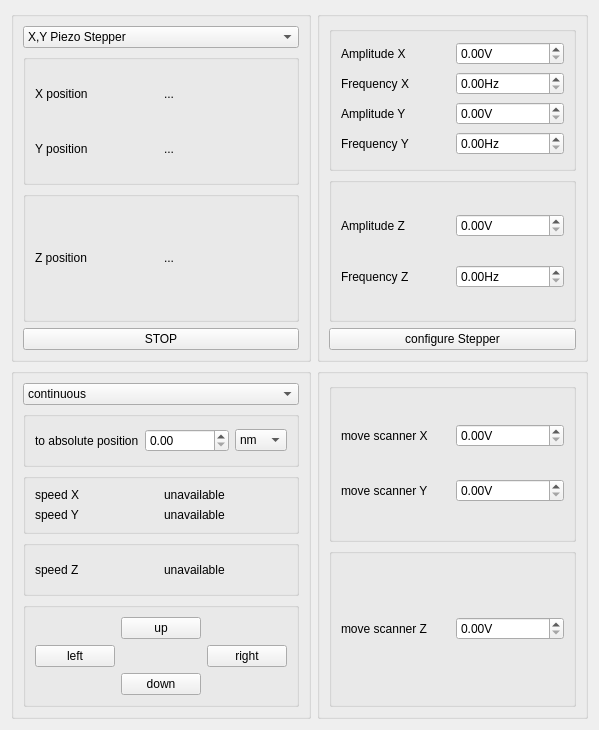
First picture: the form in hyperion/view/position/attocube.ui, repository caldarolamartin/hyperion, before the edit.
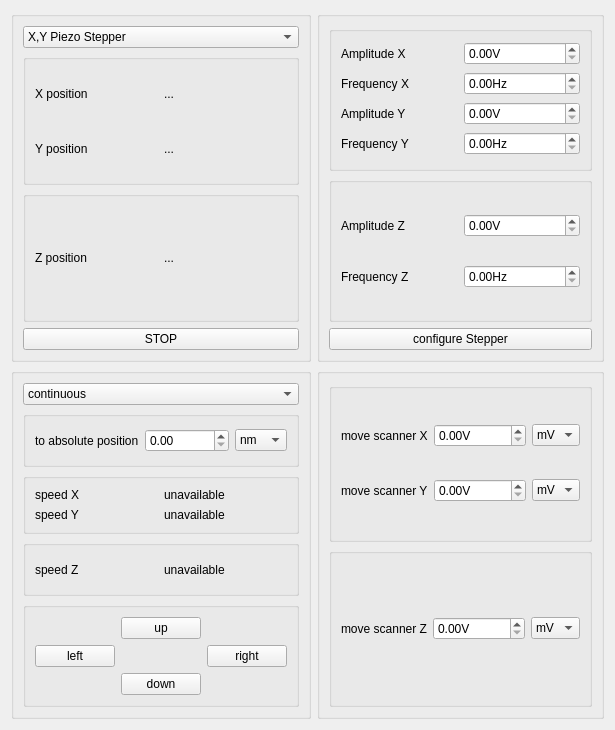
Second picture: the form after the edit.

Patch:
```diff
--- a/hyperion/view/position/attocube.ui
+++ b/hyperion/view/position/attocube.ui
@@ -491,6 +491,20 @@
            </property>
           </widget>
          </item>
+         <item row="0" column="2">
+          <widget class="QComboBox" name="comboBox_unitX">
+           <item>
+            <property name="text">
+             <string>mV</string>
+            </property>
+           </item>
+           <item>
+            <property name="text">
+             <string>V</string>
+            </property>
+           </item>
+          </widget>
+         </item>
          <item row="1" column="0">
           <widget class="QLabel" name="label_scannerY">
            <property name="text">
@@ -508,6 +522,20 @@
            </property>
           </widget>
          </item>
+         <item row="1" column="2">
+          <widget class="QComboBox" name="comboBox_unitY">
+           <item>
+            <property name="text">
+             <string>mV</string>
+            </property>
+           </item>
+           <item>
+            <property name="text">
+             <string>V</string>
+            </property>
+           </item>
+          </widget>
+         </item>
         </layout>
        </widget>
       </item>
@@ -516,15 +544,15 @@
         <property name="title">
          <string/>
         </property>
-        <layout class="QHBoxLayout" name="horizontalLayout_3">
-         <item>
+        <layout class="QGridLayout" name="gridLayout_14">
+         <item row="0" column="0">
           <widget class="QLabel" name="label_scannerZ">
            <property name="text">
             <string>move scanner Z</string>
            </property>
           </widget>
          </item>
-         <item>
+         <item row="0" column="1">
           <widget class="QDoubleSpinBox" name="doubleSpinBox_scannerZ">
            <property name="suffix">
             <string>V</string>
@@ -534,6 +562,20 @@
            </property>
           </widget>
          </item>
+         <item row="0" column="2">
+          <widget class="QComboBox" name="comboBox_unitZ">
+           <item>
+            <property name="text">
+             <string>mV</string>
+            </property>
+           </item>
+           <item>
+            <property name="text">
+             <string>V</string>
+            </property>
+           </item>
+          </widget>
+         </item>
         </layout>
        </widget>
       </item>
```
